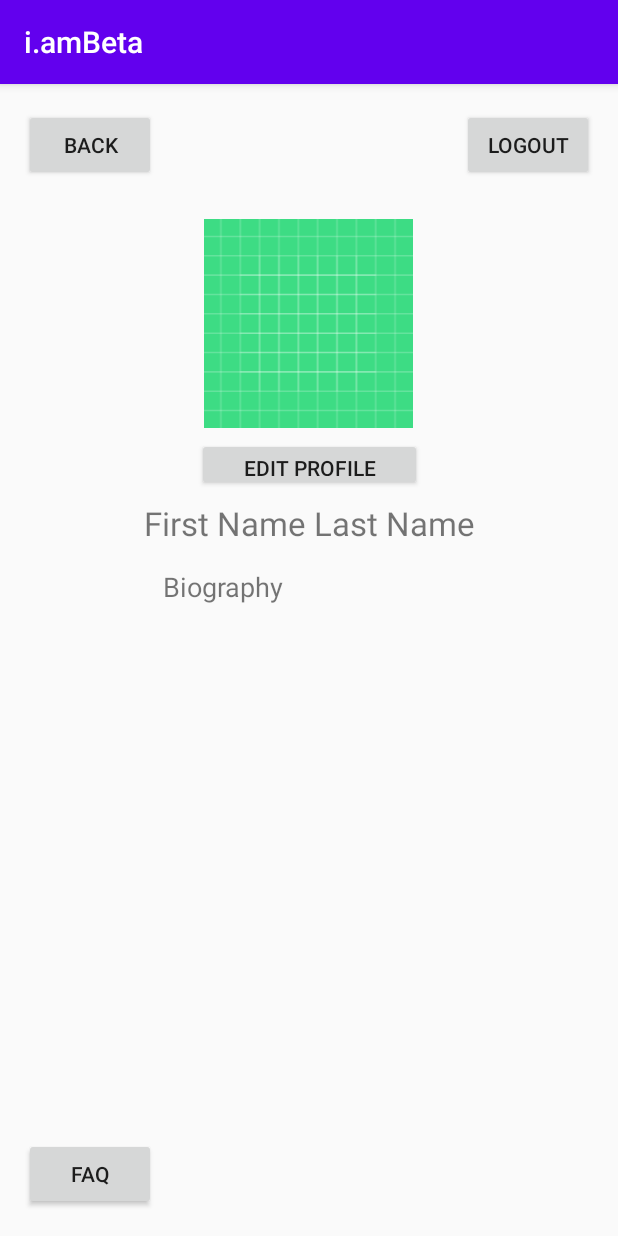
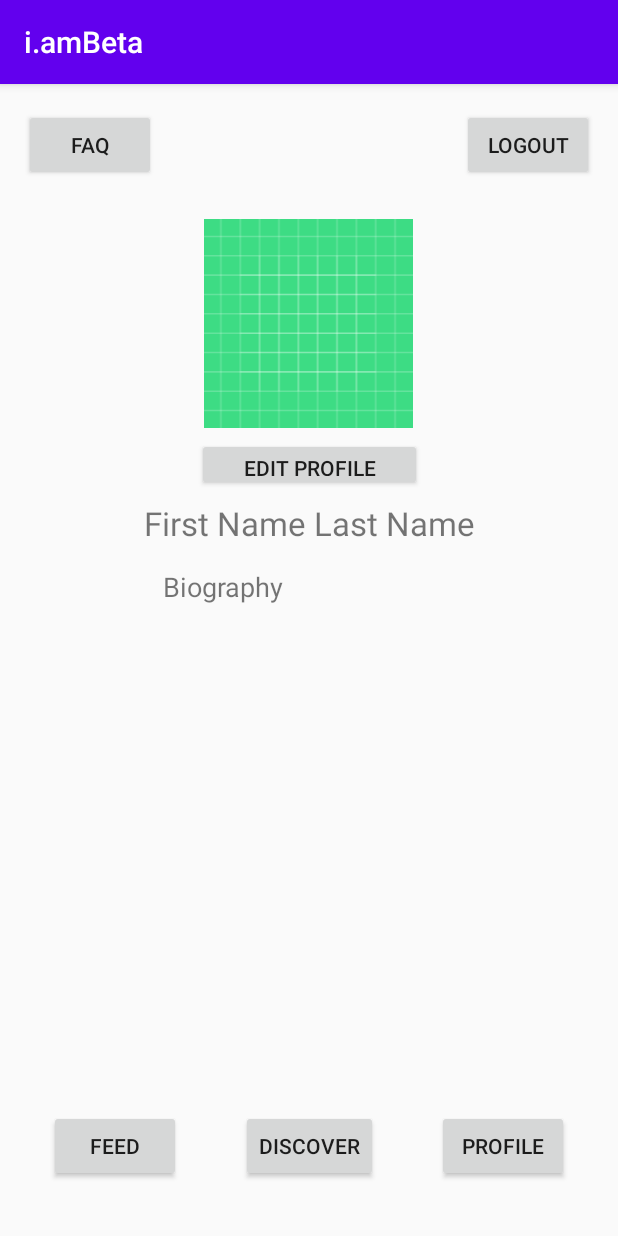
Before and after one commit to joonyoo181/VideoUpload, an Android app: the ProfilePage screen opened directly, with no data from a screen before it, on a phone screen of 412 x 824 dp. Run offline under Robolectric (Android 15) with nearby library versions, the phone set to English and light mode, and no system bars.

Commit message:
Changes in the profile page

```diff
--- a/app/src/main/AndroidManifest.xml
+++ b/app/src/main/AndroidManifest.xml
@@ -11,7 +11,7 @@
         android:theme="@style/AppTheme">
         <activity android:name=".MainPage.MainOptionsPage"></activity>
         <activity android:name=".MainPage.MainOptions" />
-        <activity android:name=".FAQPage.FAQPage" />
+        <activity android:name=".ProfilePage.FAQPage" />
         <activity android:name=".ProfilePage.ProfilePage" />
         <activity android:name=".MainPage.MainActivity">
             <intent-filter>
--- a/app/src/main/java/com/example/iambeta/ProfilePage/ProfilePage.kt
+++ b/app/src/main/java/com/example/iambeta/ProfilePage/ProfilePage.kt
@@ -4,26 +4,26 @@ import android.content.Intent
 import androidx.appcompat.app.AppCompatActivity
 import android.os.Bundle
 import android.widget.Button
-import com.example.iambeta.FAQPage.FAQPage
 import com.example.iambeta.MainPage.MainActivity
 import com.example.iambeta.R
 
 class ProfilePage : AppCompatActivity() {
 
     //Declaring Button Variables
-    private var profileToMainPage: Button? = null
+    private var profileToFAQPage: Button? = null
     private var profileToLogOut: Button? = null
     private var profileToEditPage: Button? = null
-    private var profileToFAQPage: Button? = null
+    private var profileToMainPage: Button? = null
+    private var profileToDiscoverPage: Button? = null
 
     override fun onCreate(savedInstanceState: Bundle?) {
         super.onCreate(savedInstanceState)
         setContentView(R.layout.activity_profile_page)
 
-        //Initializing profileToMainPage Button & Checking if pressed
-        profileToMainPage = findViewById(R.id.Button_profileToMainPage)
-        profileToMainPage!!.setOnClickListener {
-            openMainPage()
+        //Initializing profileToFAQPage Button & Checking if pressed
+        profileToFAQPage = findViewById(R.id.Button_profileToFAQPage)
+        profileToFAQPage!!.setOnClickListener {
+            openFAQPage()
         }
 
         //Initializing profileLogOut Button
@@ -32,11 +32,20 @@ class ProfilePage : AppCompatActivity() {
         //Initializing profileEditPage Button
         profileToEditPage = findViewById(R.id.Button_profileToEditPage)
 
-        //Initializing profileToFAQPage Button & Checking if pressed
-        profileToFAQPage = findViewById(R.id.Button_profileToFAQPage)
-        profileToFAQPage!!.setOnClickListener {
-            openFAQPage()
+        //Initializing profileToMainPage Button & Checking if pressed
+        profileToMainPage = findViewById(R.id.Button_profileToMainPage)
+        profileToMainPage!!.setOnClickListener {
+            openMainPage()
         }
+
+        //Initializing profileToDiscoverPage Button & Checking if pressed
+        profileToDiscoverPage = findViewById(R.id.Button_profileToMainPage)
+    }
+
+    //Opening FAQ Page from Profile Page
+    private fun openFAQPage(){
+        val intent = Intent(this, FAQPage::class.java)
+        startActivity(intent)
     }
 
     //Opening Main Page from Profile Page
@@ -44,10 +53,4 @@ class ProfilePage : AppCompatActivity() {
         val intent = Intent(this, MainActivity::class.java)
         startActivity(intent)
     }
-
-    //Opening FAQ Page from Profile Page
-    private fun openFAQPage(){
-        val intent = Intent(this, FAQPage::class.java)
-        startActivity(intent)
-    }
 }
--- a/app/src/main/res/layout/activity_faq_page.xml
+++ b/app/src/main/res/layout/activity_faq_page.xml
@@ -4,7 +4,7 @@
     xmlns:tools="http://schemas.android.com/tools"
     android:layout_width="match_parent"
     android:layout_height="match_parent"
-    tools:context=".FAQPage.FAQPage">
+    tools:context=".ProfilePage.FAQPage">
 
     <TextView
         android:id="@+id/Text_FAQ"
--- a/app/src/main/res/layout/activity_main.xml
+++ b/app/src/main/res/layout/activity_main.xml
@@ -46,7 +46,7 @@
         android:id="@+id/Text_mainPostUser"
         android:layout_width="100dp"
         android:layout_height="40dp"
-        android:text="@UserName"
+        android:text="'@UserName'"
         app:layout_constraintBottom_toBottomOf="parent"
         app:layout_constraintEnd_toEndOf="parent"
         app:layout_constraintHorizontal_bias="0.736"
--- a/app/src/main/res/layout/activity_profile_page.xml
+++ b/app/src/main/res/layout/activity_profile_page.xml
@@ -57,13 +57,13 @@
         android:id="@+id/Button_profileToMainPage"
         android:layout_width="wrap_content"
         android:layout_height="wrap_content"
-        android:text="Back"
+        android:text="Feed"
         app:layout_constraintBottom_toBottomOf="parent"
-        app:layout_constraintEnd_toEndOf="parent"
-        app:layout_constraintHorizontal_bias="0.049"
+        app:layout_constraintEnd_toStartOf="@+id/Button_profileToDiscoverPage"
+        app:layout_constraintHorizontal_bias="0.45"
         app:layout_constraintStart_toStartOf="parent"
         app:layout_constraintTop_toTopOf="parent"
-        app:layout_constraintVertical_bias="0.023" />
+        app:layout_constraintVertical_bias="0.95" />
 
     <Button
         android:id="@+id/Button_profileLogOut"
@@ -87,5 +87,28 @@
         app:layout_constraintHorizontal_bias="0.049"
         app:layout_constraintStart_toStartOf="parent"
         app:layout_constraintTop_toTopOf="parent"
-        app:layout_constraintVertical_bias="0.976" />
+        app:layout_constraintVertical_bias="0.023" />
+
+    <Button
+        android:id="@+id/Button_profileToProfilePage"
+        android:layout_width="wrap_content"
+        android:layout_height="wrap_content"
+        android:text="Profile"
+        app:layout_constraintBottom_toBottomOf="parent"
+        app:layout_constraintEnd_toEndOf="parent"
+        app:layout_constraintHorizontal_bias="0.55"
+        app:layout_constraintStart_toEndOf="@+id/Button_profileToDiscoverPage"
+        app:layout_constraintTop_toTopOf="parent"
+        app:layout_constraintVertical_bias="0.95" />
+
+    <Button
+        android:id="@+id/Button_profileToDiscoverPage"
+        android:layout_width="wrap_content"
+        android:layout_height="wrap_content"
+        android:text="Discover"
+        app:layout_constraintBottom_toBottomOf="parent"
+        app:layout_constraintEnd_toEndOf="parent"
+        app:layout_constraintStart_toStartOf="parent"
+        app:layout_constraintTop_toTopOf="parent"
+        app:layout_constraintVertical_bias="0.95" />
 </androidx.constraintlayout.widget.ConstraintLayout>
```
Also changed, not shown: app/src/main/java/com/example/iambeta/ProfilePage/FAQPage.kt (renamed from app/src/main/java/com/example/iambeta/FAQPage/FAQPage.kt, +9 -9 lines).
